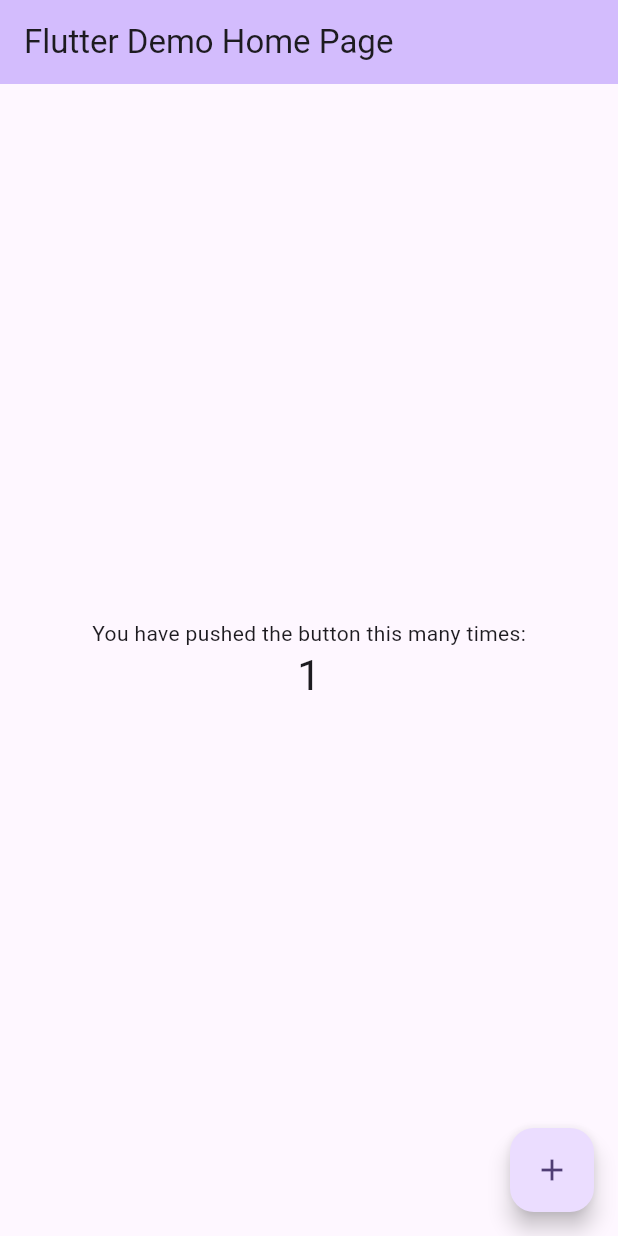
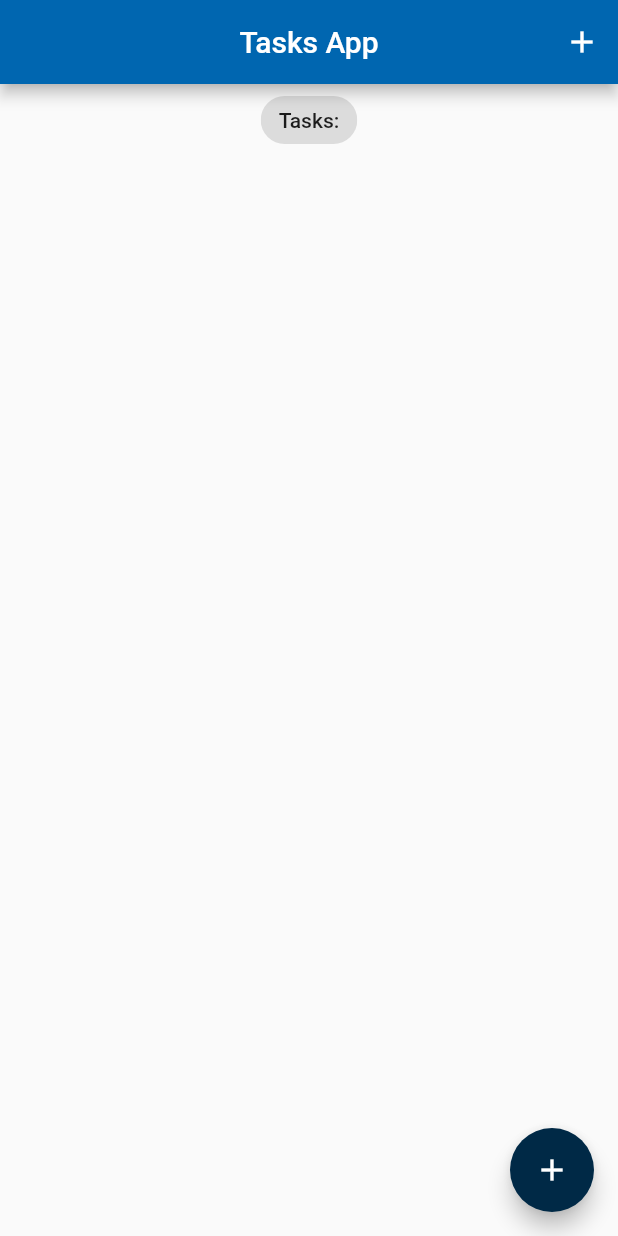
Before and after one commit to John-Rocha/todo_list_firebase, a Flutter app: the screen it shows after launch, after a tap on the "add" icon, on a phone screen of 412 x 824 dp. Run offline on Flutter 3.47's test engine with Material 2 defaults, Android fonts, the phone set to English and light mode, and no system bars; our stand-ins replace equatable.

Commit message:
feat: created and define task screen

```diff
--- a/lib/main.dart
+++ b/lib/main.dart
@@ -1,125 +1,20 @@
 import 'package:flutter/material.dart';
+import 'package:todo_list_firebase/core/ui/app_ui.dart';
+import 'package:todo_list_firebase/screens/tasks_screen.dart';
 
-void main() {
+Future<void> main() async {
   runApp(const MyApp());
 }
 
 class MyApp extends StatelessWidget {
   const MyApp({super.key});
 
-  // This widget is the root of your application.
   @override
   Widget build(BuildContext context) {
     return MaterialApp(
-      title: 'Flutter Demo',
-      theme: ThemeData(
-        // This is the theme of your application.
-        //
-        // TRY THIS: Try running your application with "flutter run". You'll see
-        // the application has a blue toolbar. Then, without quitting the app,
-        // try changing the seedColor in the colorScheme below to Colors.green
-        // and then invoke "hot reload" (save your changes or press the "hot
-        // reload" button in a Flutter-supported IDE, or press "r" if you used
-        // the command line to start the app).
-        //
-        // Notice that the counter didn't reset back to zero; the application
-        // state is not lost during the reload. To reset the state, use hot
-        // restart instead.
-        //
-        // This works for code too, not just values: Most code changes can be
-        // tested with just a hot reload.
-        colorScheme: ColorScheme.fromSeed(seedColor: Colors.deepPurple),
-        useMaterial3: true,
-      ),
-      home: const MyHomePage(title: 'Flutter Demo Home Page'),
+      debugShowCheckedModeBanner: false,
+      theme: AppUi.theme,
+      home: const TasksScreen(),
     );
   }
 }
-
-class MyHomePage extends StatefulWidget {
-  const MyHomePage({super.key, required this.title});
-
-  // This widget is the home page of your application. It is stateful, meaning
-  // that it has a State object (defined below) that contains fields that affect
-  // how it looks.
-
-  // This class is the configuration for the state. It holds the values (in this
-  // case the title) provided by the parent (in this case the App widget) and
-  // used by the build method of the State. Fields in a Widget subclass are
-  // always marked "final".
-
-  final String title;
-
-  @override
-  State<MyHomePage> createState() => _MyHomePageState();
-}
-
-class _MyHomePageState extends State<MyHomePage> {
-  int _counter = 0;
-
-  void _incrementCounter() {
-    setState(() {
-      // This call to setState tells the Flutter framework that something has
-      // changed in this State, which causes it to rerun the build method below
-      // so that the display can reflect the updated values. If we changed
-      // _counter without calling setState(), then the build method would not be
-      // called again, and so nothing would appear to happen.
-      _counter++;
-    });
-  }
-
-  @override
-  Widget build(BuildContext context) {
-    // This method is rerun every time setState is called, for instance as done
-    // by the _incrementCounter method above.
-    //
-    // The Flutter framework has been optimized to make rerunning build methods
-    // fast, so that you can just rebuild anything that needs updating rather
-    // than having to individually change instances of widgets.
-    return Scaffold(
-      appBar: AppBar(
-        // TRY THIS: Try changing the color here to a specific color (to
-        // Colors.amber, perhaps?) and trigger a hot reload to see the AppBar
-        // change color while the other colors stay the same.
-        backgroundColor: Theme.of(context).colorScheme.inversePrimary,
-        // Here we take the value from the MyHomePage object that was created by
-        // the App.build method, and use it to set our appbar title.
-        title: Text(widget.title),
-      ),
-      body: Center(
-        // Center is a layout widget. It takes a single child and positions it
-        // in the middle of the parent.
-        child: Column(
-          // Column is also a layout widget. It takes a list of children and
-          // arranges them vertically. By default, it sizes itself to fit its
-          // children horizontally, and tries to be as tall as its parent.
-          //
-          // Column has various properties to control how it sizes itself and
-          // how it positions its children. Here we use mainAxisAlignment to
-          // center the children vertically; the main axis here is the vertical
-          // axis because Columns are vertical (the cross axis would be
-          // horizontal).
-          //
-          // TRY THIS: Invoke "debug painting" (choose the "Toggle Debug Paint"
-          // action in the IDE, or press "p" in the console), to see the
-          // wireframe for each widget.
-          mainAxisAlignment: MainAxisAlignment.center,
-          children: <Widget>[
-            const Text(
-              'You have pushed the button this many times:',
-            ),
-            Text(
-              '$_counter',
-              style: Theme.of(context).textTheme.headlineMedium,
-            ),
-          ],
-        ),
-      ),
-      floatingActionButton: FloatingActionButton(
-        onPressed: _incrementCounter,
-        tooltip: 'Increment',
-        child: const Icon(Icons.add),
-      ), // This trailing comma makes auto-formatting nicer for build methods.
-    );
-  }
-}
--- /dev/null
+++ b/lib/screens/tasks_screen.dart
@@ -0,0 +1,37 @@
+import 'package:flutter/material.dart';
+
+class TasksScreen extends StatelessWidget {
+  const TasksScreen({super.key});
+
+  @override
+  Widget build(BuildContext context) {
+    return Scaffold(
+      appBar: AppBar(
+        title: const Text('Tasks App'),
+        actions: [
+          IconButton(
+            onPressed: () {},
+            icon: const Icon(Icons.add),
+          )
+        ],
+      ),
+      body: const Column(
+        crossAxisAlignment: CrossAxisAlignment.center,
+        children: [
+          Center(
+            child: Chip(
+              label: Text(
+                'Tasks:',
+              ),
+            ),
+          ),
+        ],
+      ),
+      floatingActionButton: FloatingActionButton(
+        onPressed: () {},
+        tooltip: 'Add Task',
+        child: const Icon(Icons.add),
+      ),
+    );
+  }
+}
```
Also changed, not shown: 1 other file.
